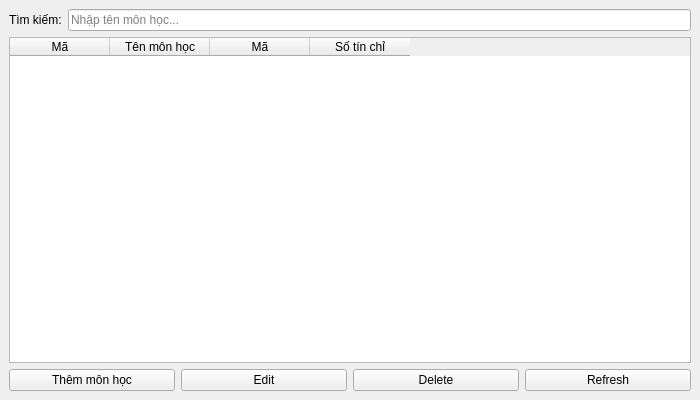
tonnguyen0701/python-app, file src/ui/subject.ui: the form before one commit.
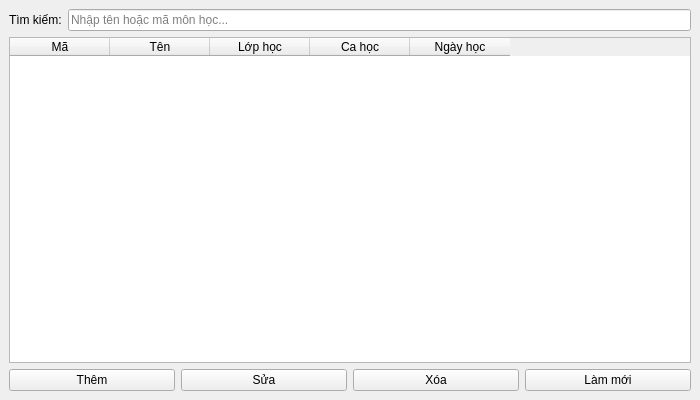
The form after the commit.

What changed in the file:
```diff
--- a/src/ui/subject.ui
+++ b/src/ui/subject.ui
@@ -27,7 +27,7 @@
       <item>
        <widget class="QLineEdit" name="searchEdit">
         <property name="placeholderText">
-         <string>Nhập tên môn học...</string>
+         <string>Nhập tên hoặc mã môn học...</string>
         </property>
        </widget>
       </item>
@@ -36,7 +36,7 @@
     <item>
      <widget class="QTableWidget" name="subjectTable">
       <property name="columnCount">
-       <number>4</number>
+       <number>5</number>
       </property>
       <column>
        <property name="text">
@@ -45,17 +45,22 @@
       </column>
       <column>
        <property name="text">
-        <string>Tên môn học</string>
+        <string>Tên</string>
        </property>
       </column>
       <column>
        <property name="text">
-        <string>Mã</string>
+        <string>Lớp học</string>
        </property>
       </column>
       <column>
        <property name="text">
-        <string>Số tín chỉ</string>
+        <string>Ca học</string>
+       </property>
+      </column>
+      <column>
+       <property name="text">
+        <string>Ngày học</string>
        </property>
       </column>
      </widget>
@@ -65,28 +70,28 @@
       <item>
        <widget class="QPushButton" name="addButton">
         <property name="text">
-         <string>Thêm môn học</string>
+         <string>Thêm</string>
         </property>
        </widget>
       </item>
       <item>
        <widget class="QPushButton" name="editButton">
         <property name="text">
-         <string>Edit</string>
+         <string>Sửa</string>
         </property>
        </widget>
       </item>
       <item>
        <widget class="QPushButton" name="deleteButton">
         <property name="text">
-         <string>Delete</string>
+         <string>Xóa</string>
         </property>
        </widget>
       </item>
       <item>
        <widget class="QPushButton" name="refreshButton">
         <property name="text">
-         <string>Refresh</string>
+         <string>Làm mới</string>
         </property>
        </widget>
       </item>
```
Left out of the diff: 2 changed lines with no effect on the pictures.
